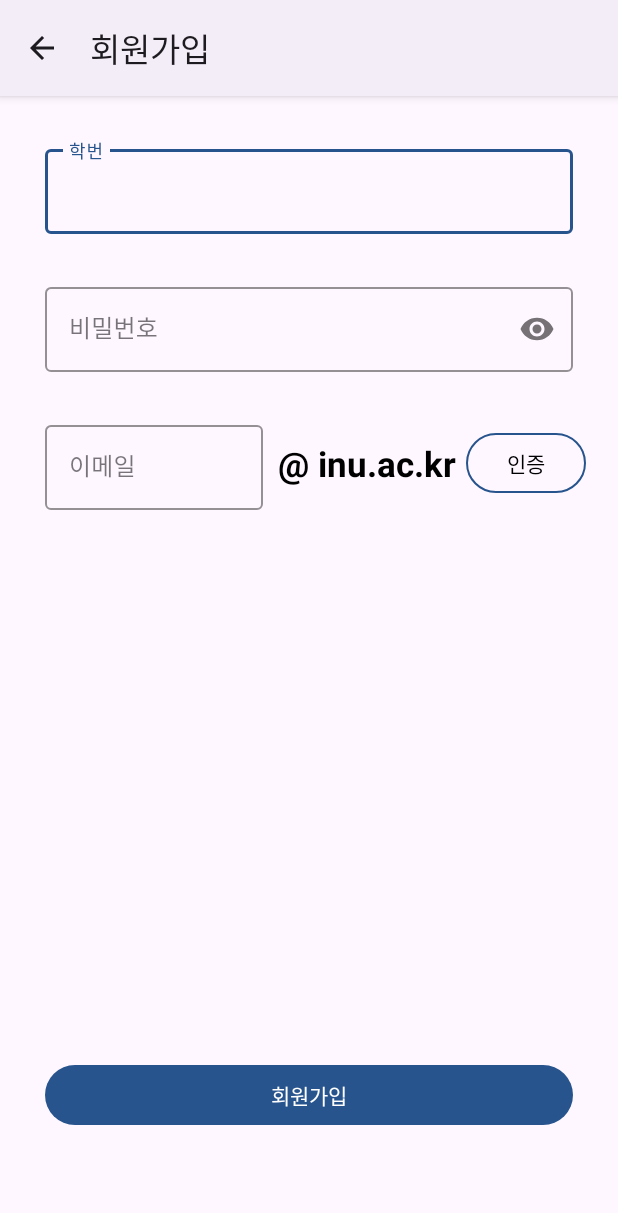
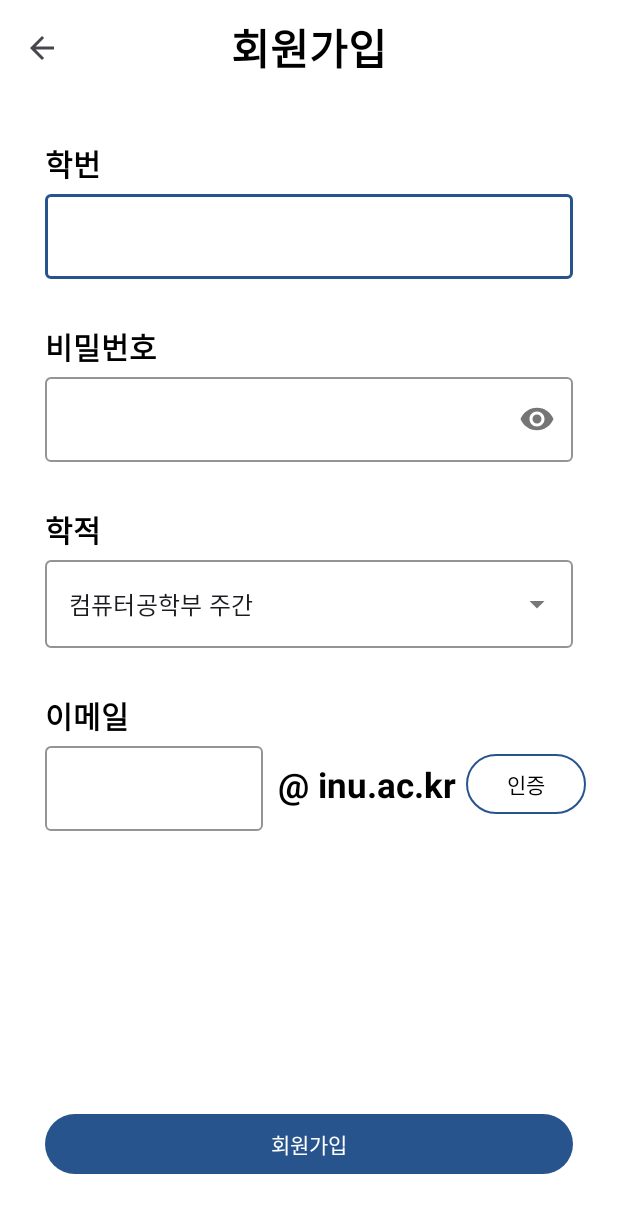
Before and after one commit to 2023-Capstone-Design-let-me-graduated/letMeGraduate, an Android app: the SignupActivity screen opened directly, with no data from a screen before it, on a phone screen of 412 x 824 dp. Shown: the top 1213 px of the screen. Run offline under Robolectric (Android 15) with nearby library versions, the phone set to English and light mode, and no system bars; our stand-ins replace data binding.

Commit message:
회원가입

```diff
--- a/app/src/main/java/com/graduation/letmegraduate/LoginActivity.kt
+++ b/app/src/main/java/com/graduation/letmegraduate/LoginActivity.kt
@@ -9,13 +9,9 @@ import com.graduation.letmegraduate.databinding.ActivityLoginBinding
 class LoginActivity: AppCompatActivity() {
     override fun onCreate(savedInstanceState: Bundle?) {
         super.onCreate(savedInstanceState)
-        setContentView(R.layout.activity_login)
 
         val binding: ActivityLoginBinding =
             DataBindingUtil.setContentView(this, R.layout.activity_login)
-
-        val actionbar = supportActionBar
-        actionbar!!.hide() // 로그인 화면에서는 액션바 숨기기
 
         // 회원가입 버튼 클릭시 회원가입 화면으로 이동
         binding.signupBtn.setOnClickListener {
--- a/app/src/main/java/com/graduation/letmegraduate/SignupActivity.kt
+++ b/app/src/main/java/com/graduation/letmegraduate/SignupActivity.kt
@@ -2,19 +2,30 @@ package com.graduation.letmegraduate
 
 import android.content.Intent
 import android.os.Bundle
+import android.widget.ArrayAdapter
 import androidx.appcompat.app.AppCompatActivity
 import androidx.databinding.DataBindingUtil
-import com.graduation.letmegraduate.databinding.ActivityLoginBinding
+import com.graduation.letmegraduate.databinding.ActivitySignupBinding
 
 class SignupActivity: AppCompatActivity() {
     override fun onCreate(savedInstanceState: Bundle?) {
         super.onCreate(savedInstanceState)
-        setContentView(R.layout.activity_signup)
 
-        val actionbar = supportActionBar
+        val binding: ActivitySignupBinding =
+            DataBindingUtil.setContentView(this, R.layout.activity_signup)
 
-        actionbar!!.setTitle(R.string.signup) // 액션바 제목을 '회원가입'으로 바꾸기
-        actionbar!!.setDisplayHomeAsUpEnabled(true) // 액션바에 뒤로가기 버튼 추가
+        val toolbar = binding.toolbar
+        setSupportActionBar(toolbar) // 툴바를 액션바로 지정
+        val actionbar = getSupportActionBar()
+        actionbar!!.setDisplayShowTitleEnabled(false)
+        actionbar.setDisplayHomeAsUpEnabled(true) // 액션바에 뒤로가기 버튼 추가
+
+        val school_record = binding.schoolRecord
+        // dropdown menu에 표시할 항목들을 가져옴
+        val item : Array<String> = resources.getStringArray(R.array.dropdown_item)
+        // ArrayAdapter를 사용하여 dropdown menu에 항목들을 연결
+        val adapter = ArrayAdapter(this,android.R.layout.simple_list_item_1,item)
+        school_record.setAdapter(adapter)
     }
 
     override fun onSupportNavigateUp(): Boolean {
@@ -23,4 +34,5 @@ class SignupActivity: AppCompatActivity() {
         startActivity(intent)
         return true
     }
+
 }
--- a/app/src/main/res/layout/activity_login.xml
+++ b/app/src/main/res/layout/activity_login.xml
@@ -6,6 +6,7 @@
     <LinearLayout
         android:layout_width="match_parent"
         android:layout_height="match_parent"
+        android:background="@color/white"
         android:orientation="vertical">
 
         <LinearLayout
--- a/app/src/main/res/layout/activity_signup.xml
+++ b/app/src/main/res/layout/activity_signup.xml
@@ -1,24 +1,53 @@
 <?xml version="1.0" encoding="utf-8"?>
-<LinearLayout
-    xmlns:android="http://schemas.android.com/apk/res/android"
+<layout xmlns:android="http://schemas.android.com/apk/res/android"
     xmlns:app="http://schemas.android.com/apk/res-auto"
-    xmlns:tools="http://schemas.android.com/tools"
-    android:layout_width="match_parent"
-    android:layout_height="match_parent"
-    android:orientation="vertical">
+    xmlns:tools="http://schemas.android.com/tools">
 
     <LinearLayout
         android:layout_width="match_parent"
-        android:layout_height="15dp"
-        android:layout_weight="9"
+        android:layout_height="match_parent"
+        android:background="@color/white"
         android:orientation="vertical">
+
+        <androidx.appcompat.widget.Toolbar
+            android:id="@+id/toolbar"
+            android:layout_width="match_parent"
+            android:layout_height="?attr/actionBarSize"
+            android:background="@color/white">
+
+            <TextView
+                android:id="@+id/toolbar_title"
+                android:layout_width="wrap_content"
+                android:layout_height="wrap_content"
+                android:text="@string/signup"
+                android:textColor="@color/black"
+                android:textSize="28sp"
+                android:textStyle="bold"
+                android:layout_gravity="center" />
+        </androidx.appcompat.widget.Toolbar>
+
+        <LinearLayout
+            android:layout_width="match_parent"
+            android:layout_height="wrap_content"
+            android:layout_weight="5"
+            android:orientation="vertical">
+
+            <TextView
+                android:id="@+id/id_textview"
+                android:layout_width="wrap_content"
+                android:layout_height="wrap_content"
+                android:layout_marginStart="30dp"
+                android:layout_marginTop="30dp"
+                android:text="@string/id"
+                android:textColor="@color/black"
+                android:textSize="20sp"
+                android:textStyle="bold" />
 
             <com.google.android.material.textfield.TextInputLayout
                 style="@style/Widget.MaterialComponents.TextInputLayout.OutlinedBox"
                 android:layout_width="match_parent"
                 android:layout_height="wrap_content"
                 android:layout_gravity="center"
-            android:layout_marginTop="30dp"
                 android:layout_marginStart="30dp"
                 android:layout_marginEnd="30dp"
                 app:boxStrokeColor="@color/blue"
@@ -28,20 +57,28 @@
                     android:id="@+id/signupId"
                     android:layout_width="match_parent"
                     android:layout_height="wrap_content"
-                android:hint="@string/id"
                     android:inputType="number"
-                tools:ignore="TextContrastCheck" />
+                    tools:ignore="SpeakableTextPresentCheck,VisualLintTextFieldSize" />
             </com.google.android.material.textfield.TextInputLayout>
+
+            <TextView
+                android:id="@+id/pw_textview"
+                android:layout_width="wrap_content"
+                android:layout_height="wrap_content"
+                android:layout_marginStart="30dp"
+                android:layout_marginTop="30dp"
+                android:text="@string/pw"
+                android:textColor="@color/black"
+                android:textSize="20sp"
+                android:textStyle="bold" />
 
             <com.google.android.material.textfield.TextInputLayout
                 style="@style/Widget.MaterialComponents.TextInputLayout.OutlinedBox"
                 android:layout_width="match_parent"
                 android:layout_height="wrap_content"
                 android:layout_gravity="center"
-            android:layout_marginTop="30dp"
                 android:layout_marginStart="30dp"
                 android:layout_marginEnd="30dp"
-            android:layout_marginBottom="30dp"
                 app:boxStrokeColor="@color/blue"
                 app:hintTextColor="@color/blue"
                 app:passwordToggleEnabled="true">
@@ -50,11 +87,52 @@
                     android:id="@+id/signupPw"
                     android:layout_width="match_parent"
                     android:layout_height="wrap_content"
-                android:hint="@string/pw"
                     android:inputType="textPassword"
-                tools:ignore="TextContrastCheck" />
+                    tools:ignore="SpeakableTextPresentCheck,VisualLintTextFieldSize" />
 
             </com.google.android.material.textfield.TextInputLayout>
+
+            <TextView
+                android:id="@+id/textview_school_record"
+                android:layout_width="wrap_content"
+                android:layout_height="wrap_content"
+                android:layout_marginStart="30dp"
+                android:layout_marginTop="30dp"
+                android:text="학적"
+                android:textColor="@color/black"
+                android:textSize="20sp"
+                android:textStyle="bold" />
+
+            <com.google.android.material.textfield.TextInputLayout
+                style="@style/Widget.MaterialComponents.TextInputLayout.OutlinedBox.ExposedDropdownMenu"
+                android:layout_width="match_parent"
+                android:layout_height="wrap_content"
+                android:layout_gravity="center"
+                android:layout_marginStart="30dp"
+                android:layout_marginEnd="30dp"
+                app:boxStrokeColor="@color/blue"
+                app:hintTextColor="@color/blue">
+
+                <AutoCompleteTextView
+                    android:id="@+id/school_record"
+                    android:layout_width="match_parent"
+                    android:layout_height="wrap_content"
+                    android:text="컴퓨터공학부 주간"
+                    android:inputType="none"
+                    tools:ignore="LabelFor,VisualLintTextFieldSize" />
+            </com.google.android.material.textfield.TextInputLayout>
+
+            <TextView
+                android:id="@+id/email_textview"
+                android:layout_width="wrap_content"
+                android:layout_height="wrap_content"
+                android:layout_marginStart="30dp"
+                android:layout_marginTop="30dp"
+                android:text="이메일"
+                android:textColor="@color/black"
+                android:textSize="20sp"
+                android:textStyle="bold" />
+
 
             <LinearLayout
                 android:layout_width="match_parent"
@@ -65,7 +143,7 @@
                     style="@style/Widget.MaterialComponents.TextInputLayout.OutlinedBox"
                     android:layout_width="145dp"
                     android:layout_height="wrap_content"
-                android:layout_gravity="left"
+                    android:layout_gravity="center"
                     android:layout_marginStart="30dp"
                     app:boxStrokeColor="@color/blue"
                     app:hintTextColor="@color/blue">
@@ -74,8 +152,7 @@
                         android:id="@+id/email"
                         android:layout_width="match_parent"
                         android:layout_height="wrap_content"
-                    android:hint="이메일"
-                    tools:ignore="TextContrastCheck" />
+                        tools:ignore="SpeakableTextPresentCheck" />
 
                 </com.google.android.material.textfield.TextInputLayout>
 
@@ -88,12 +165,12 @@
                     android:text="\u0040 inu.ac.kr"
                     android:textColor="@color/black"
                     android:textSize="23sp"
-                android:textStyle="bold">
-            </TextView>
+                    android:textStyle="bold"
+                    tools:ignore="TextSizeCheck"></TextView>
 
                 <Button
                     style="?attr/materialButtonOutlinedStyle"
-                android:id="@+id/authentication"
+                    android:id="@+id/authenticationBtn"
                     android:layout_width="80dp"
                     android:layout_height="wrap_content"
                     android:layout_gravity="center"
@@ -122,8 +199,11 @@
                 android:layout_marginEnd="30dp"
                 android:text="@string/signup"
                 android:textColor="@color/white"
-            app:backgroundTint="@color/blue" />
+                app:backgroundTint="@color/blue"
+                tools:ignore="VisualLintButtonSize" />
 
         </LinearLayout>
 
+
     </LinearLayout>
+</layout>
--- a/app/src/main/res/values/strings.xml
+++ b/app/src/main/res/values/strings.xml
@@ -3,4 +3,8 @@
     <string name="id">학번</string>
     <string name="pw">비밀번호</string>
     <string name="signup">회원가입</string>
+    <string-array name="dropdown_item">
+        <item>컴퓨터공학부 주간</item>
+        <item>컴퓨터공학부 야간</item>
+    </string-array>
 </resources>
--- a/app/src/main/res/values/themes.xml
+++ b/app/src/main/res/values/themes.xml
@@ -1,6 +1,6 @@
 <resources xmlns:tools="http://schemas.android.com/tools">
     <!-- Base application theme. -->
-    <style name="Base.Theme.LetMeGraduate" parent="Theme.Material3.DayNight">
+    <style name="Base.Theme.LetMeGraduate" parent="Theme.Material3.DayNight.NoActionBar">
         <!-- Customize your light theme here. -->
         <!-- <item name="colorPrimary">@color/my_light_primary</item> -->
     </style>
```
Lines whose indentation alone changed are shown as unchanged.
